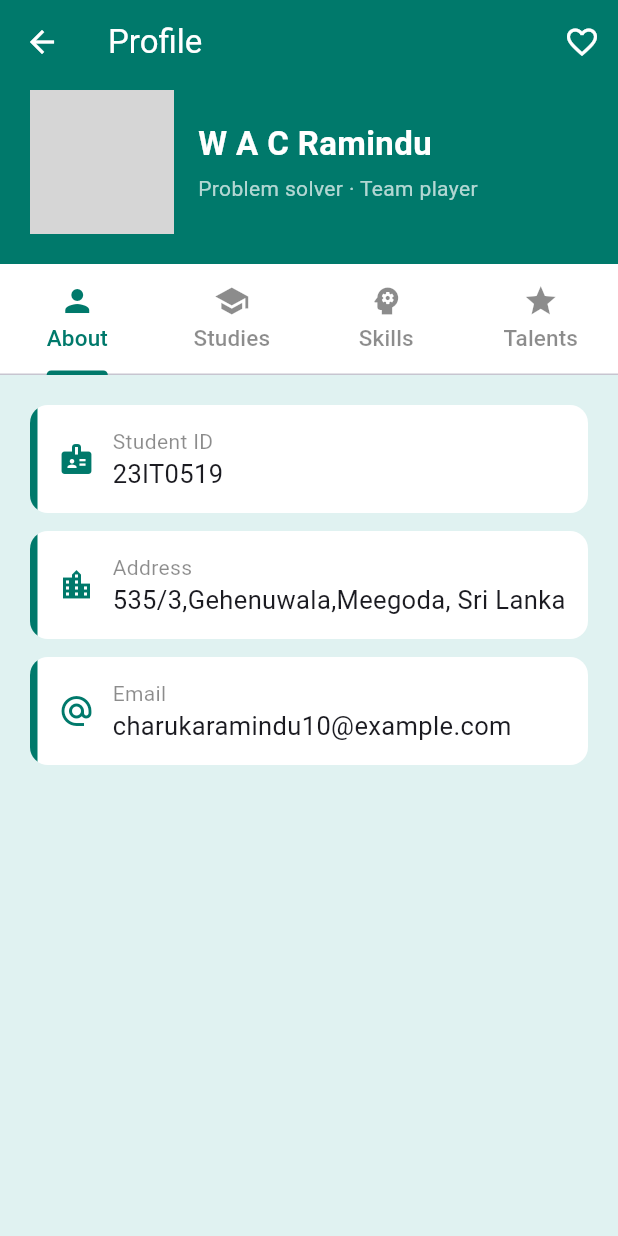
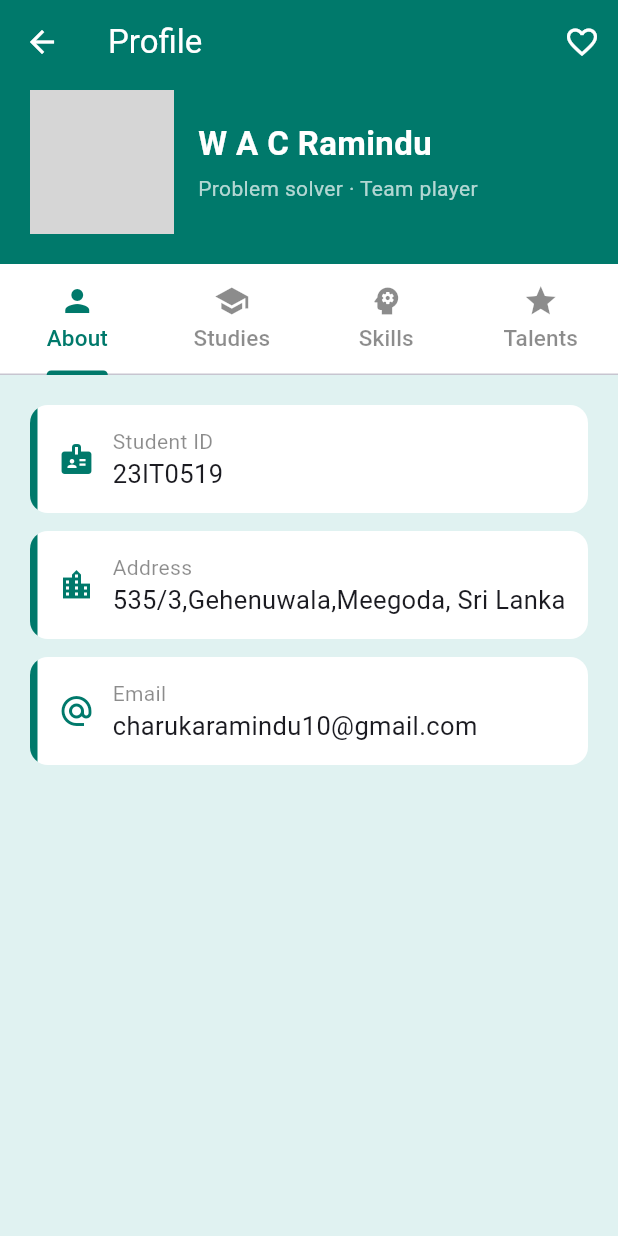
Before and after one commit to Nilanga7/Group-Profile-App, a Flutter app: the RaminduScreen screen opened directly, on a phone screen of 412 x 824 dp. Run offline on Flutter 3.47's test engine with Material 3 defaults, Android fonts, the phone set to English and light mode, and no system bars; our stand-ins replace firebase_auth, firebase_core; accounts and stored records are empty; Roboto replaces fonts that are missing (sans-serif-condensed); grey boxes are pictures that could not be loaded.

Commit message:
Update Ramindu profile and photo

```diff
--- a/lib/members/ramindu.dart
+++ b/lib/members/ramindu.dart
@@ -9,7 +9,7 @@ const ramindu = Member(
   studentId: '23IT0519',
   tagline: 'Problem solver · Team player',
   address: '535/3,Gehenuwala,Meegoda, Sri Lanka',
-  email: 'charukaramindu10@example.com',
+  email: 'charukaramindu10@gmail.com',
   photo: 'assets/images/ramindu.jpg',
   qualifications: [
     Qualification(
```
Also changed, not shown: assets/images/ramindu.jpeg (added).
